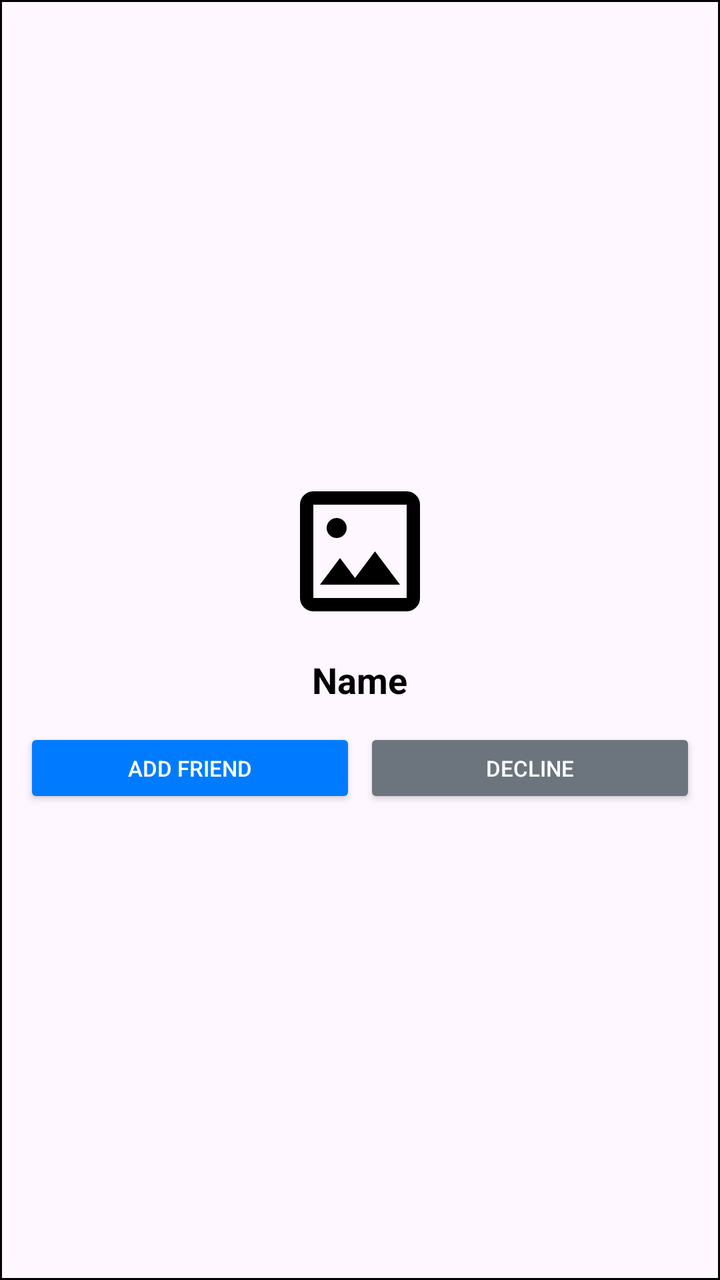
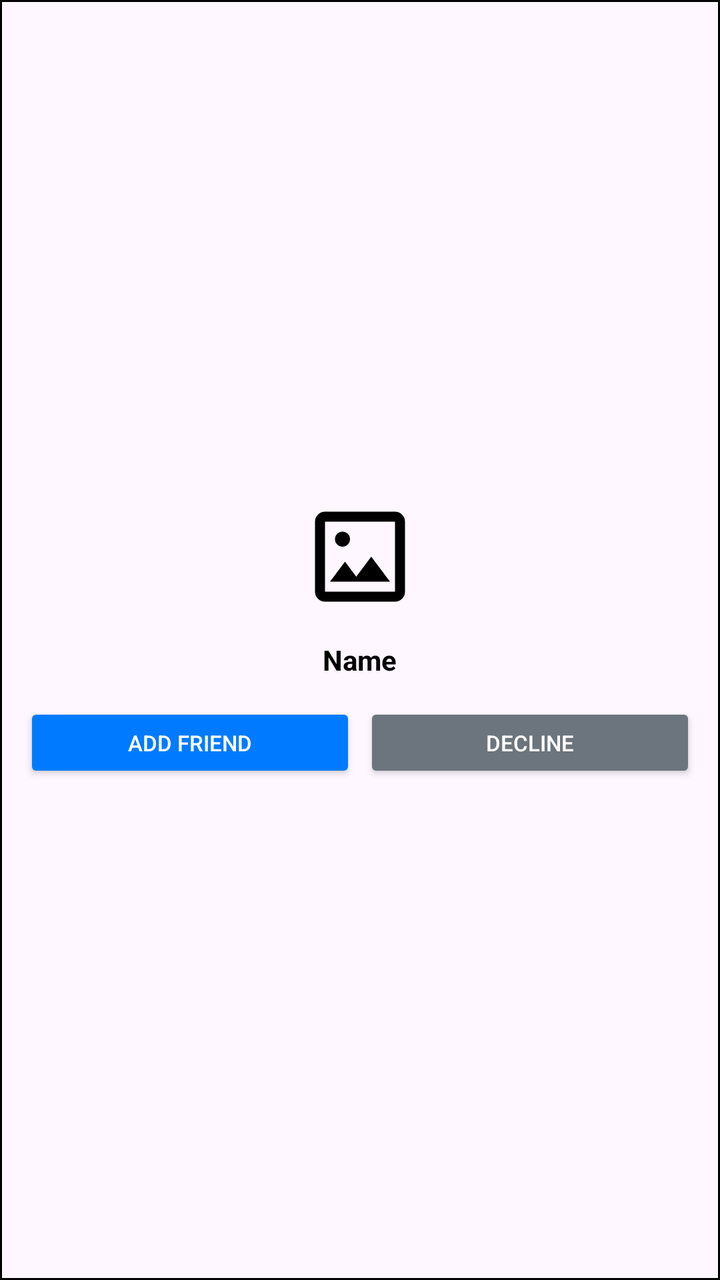

An Android layout rendered at two revisions. The XML below is the earlier revision; the diff shows what the commit changed to produce the second picture.
<!-- AndroidManifest.xml: application theme Theme.EmptyProject -->
<!-- res/layout/item_user.xml -->
<?xml version="1.0" encoding="utf-8"?>
<LinearLayout xmlns:android="http://schemas.android.com/apk/res/android"
    android:layout_width="160dp"
    android:layout_height="wrap_content"
    android:orientation="vertical"
    android:padding="12dp"
    android:gravity="center"
    android:background="@drawable/edt_box"
    android:layout_marginEnd="12dp"
    android:layout_marginTop="4dp"
    android:layout_marginBottom="4dp"
    android:layout_marginStart="12dp"
    >

    <ImageView
        android:layout_width="80dp"
        android:layout_height="80dp"
        android:src="@drawable/ic_images"
        android:layout_marginBottom="12dp"/>

    <TextView
        android:id="@+id/tvUserName"
        android:layout_width="wrap_content"
        android:layout_height="wrap_content"
        android:text="Name"
        android:textColor="@android:color/black"
        android:textSize="18sp"
        android:textStyle="bold"
        android:maxLines="1"
        android:ellipsize="end"
        android:layout_marginBottom="12dp" />

    <LinearLayout
        android:layout_width="match_parent"
        android:layout_height="wrap_content"
        android:orientation="horizontal">

        <Button
            android:id="@+id/btnUserAction"
            android:layout_width="0dp"
            android:layout_height="40dp"
            android:layout_weight="1"
            android:text="Add Friend"
            android:textSize="11sp"
            android:padding="0dp"
            android:layout_marginEnd="2dp"
            android:backgroundTint="#007BFF"
            android:textColor="@android:color/white"/>

        <Button
            android:id="@+id/btnDecline"
            android:layout_width="0dp"
            android:layout_height="40dp"
            android:layout_weight="1"
            android:text="Decline"
            android:textSize="11sp"
            android:padding="0dp"
            android:layout_marginStart="2dp"
            android:backgroundTint="#6C757D"
            android:textColor="@android:color/white"/>
        </LinearLayout>

</LinearLayout>
<!-- resources referenced by this layout -->
<resources>
  <!-- drawable edt_box (drawable) -->
  <?xml version="1.0" encoding="utf-8"?>
  <shape xmlns:android="http://schemas.android.com/apk/res/android">
      <stroke
          android:width="1dp"></stroke>
  
      <corners
          android:radius="0dp"></corners>
  
      <padding
          android:bottom="10dp"
          android:left="10dp"
          android:right="10dp"
          android:top="10dp"></padding>
  </shape>
  <!-- drawable ic_images (drawable) -->
  <vector xmlns:android="http://schemas.android.com/apk/res/android" android:height="24dp" android:tint="#000000" android:viewportHeight="960" android:viewportWidth="960" android:width="24dp">
        
      <path android:fillColor="@android:color/white" android:pathData="M200,840Q167,840 143.5,816.5Q120,793 120,760L120,200Q120,167 143.5,143.5Q167,120 200,120L760,120Q793,120 816.5,143.5Q840,167 840,200L840,760Q840,793 816.5,816.5Q793,840 760,840L200,840ZM200,760L760,760Q760,760 760,760Q760,760 760,760L760,200Q760,200 760,200Q760,200 760,200L200,200Q200,200 200,200Q200,200 200,200L200,760Q200,760 200,760Q200,760 200,760ZM240,680L720,680L570,480L450,640L360,520L240,680ZM200,760Q200,760 200,760Q200,760 200,760L200,200Q200,200 200,200Q200,200 200,200L200,200Q200,200 200,200Q200,200 200,200L200,760Q200,760 200,760Q200,760 200,760ZM382.5,382.5Q400,365 400,340Q400,315 382.5,297.5Q365,280 340,280Q315,280 297.5,297.5Q280,315 280,340Q280,365 297.5,382.5Q315,400 340,400Q365,400 382.5,382.5Z"/>
      
  </vector>
  <style name="Theme.EmptyProject" parent="Base.Theme.EmptyProject" />
  <style name="Base.Theme.EmptyProject" parent="Theme.Material3.DayNight">
          
          
      </style>
</resources>

<!-- the commit's change to res/layout/item_user.xml (unified diff, before → after) -->
@@ -13,8 +13,9 @@
     >
 
     <ImageView
-        android:layout_width="80dp"
-        android:layout_height="80dp"
+        android:id="@+id/imgFriendAvatar"
+        android:layout_width="60dp"
+        android:layout_height="60dp"
         android:src="@drawable/ic_images"
         android:layout_marginBottom="12dp"/>
 
@@ -24,7 +25,7 @@
         android:layout_height="wrap_content"
         android:text="Name"
         android:textColor="@android:color/black"
-        android:textSize="18sp"
+        android:textSize="14sp"
         android:textStyle="bold"
         android:maxLines="1"
         android:ellipsize="end"
